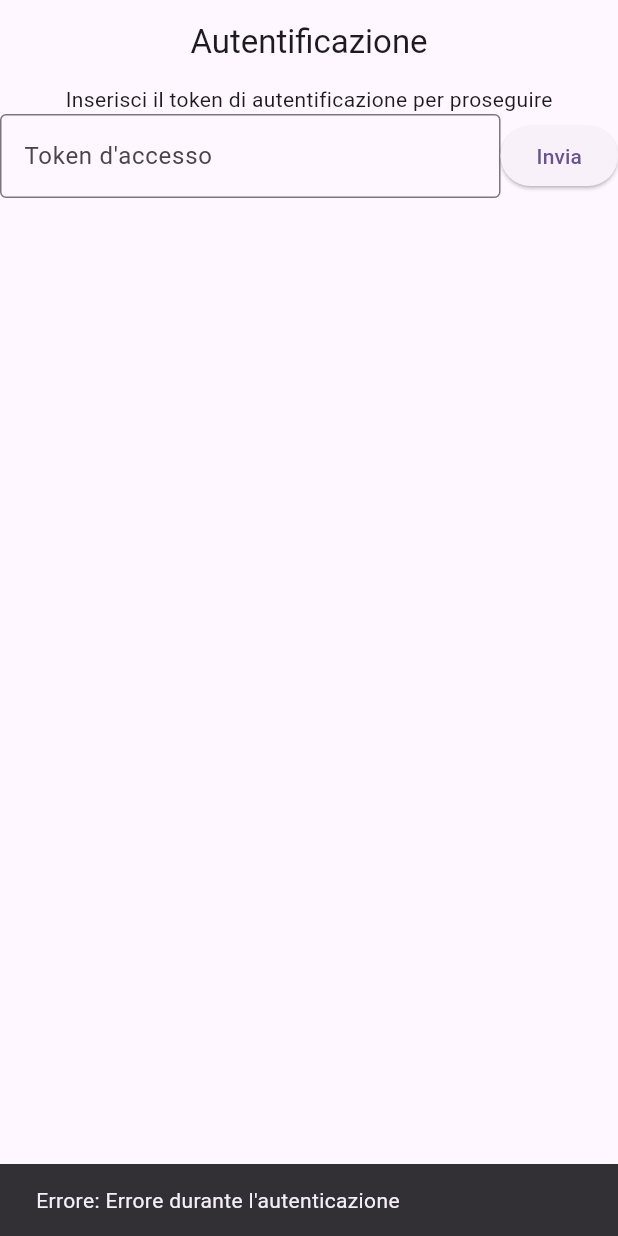
After one commit to gappppp/flappy_fortnet, a Flutter app: the screen it shows after launch, after a tap on "Invia", on a phone screen of 412 x 824 dp. The commit adds this screen. Run offline on Flutter 3.47's test engine with Material 3 defaults, Android fonts, the phone set to English and light mode, and no system bars.

Commit message:
fixed PATCH + into auth

```diff
--- a/lib/main.dart
+++ b/lib/main.dart
@@ -1,6 +1,7 @@
 import 'package:flappy_fortnet/model/likes.dart';
 import 'package:flappy_fortnet/model/posts.dart';
 import 'package:flappy_fortnet/model/utenti.dart';
+import 'package:flappy_fortnet/view/auth_screen.dart';
 import 'package:flappy_fortnet/view/create_screen.dart';
 import 'package:flappy_fortnet/view/delete_screen.dart';
 import 'package:flappy_fortnet/view/simple_menu_screen.dart';
@@ -15,9 +16,11 @@ void main() {
 class MyApp extends StatelessWidget {
   const MyApp({super.key});
 
+
   // This widget is the root of your application.
   @override
   Widget build(BuildContext context) {
+
     return MaterialApp(
       title: 'Flutter Demo',
       theme: ThemeData(
@@ -28,7 +31,8 @@ class MyApp extends StatelessWidget {
 
       // initialRoute: '/',
       routes: {
-        '/': (context) => SimpleMenuScreen(
+        '/': (context) => const AuthScreen(),
+          '/home': (context) => SimpleMenuScreen(
             title: "Home",
             menuDesc: "Scegli un opzione",
             options: Map.from(<String, String>{
--- a/lib/model/global.dart
+++ b/lib/model/global.dart
@@ -10,7 +10,9 @@ class Global {
 
   //private fields
   String _preferedLanguage = "json";
+  String _token = "";
 
+  // _preferedLanguage fns
   String getPreferedLanguage() {
     return _preferedLanguage;
   }
@@ -22,4 +24,22 @@ class Global {
       _preferedLanguage = "json";
     }
   }
+
+  //_token fns
+  String getToken() {
+    return _token;
+  }
+
+  bool isTokenValid() {
+    //todo
+    return _token != "";
+  }
+
+  void setToken(String token) {
+    _token = token;
+  }
+
+  void logout() {
+    _token = "";
+  }
 }
--- /dev/null
+++ b/lib/view/auth_screen.dart
@@ -0,0 +1,81 @@
+import 'package:flappy_fortnet/controller/fortservice.dart';
+import 'package:flappy_fortnet/model/global.dart';
+import 'package:flutter/material.dart';
+
+class AuthScreen extends StatefulWidget {
+  const AuthScreen({super.key});
+
+  @override
+  _AuthScreenState createState() => _AuthScreenState();
+}
+
+class _AuthScreenState extends State<AuthScreen> {
+  Global globalVars = Global();
+  TextEditingController inputController = TextEditingController();
+
+  @override
+  Widget build(BuildContext context) {
+    return Scaffold(
+      appBar: AppBar(
+        title: const Center(child: Text("Autentificazione")),
+      ),
+      body:
+        Column(
+          children: [
+            const Text("Inserisci il token di autentificazione per proseguire"),
+
+            const SizedBox(width: 8), //
+
+            Row(
+              children: [
+                Expanded(child: TextField(
+                  controller: inputController,
+                  decoration: const InputDecoration(
+                    labelText: "Token d'accesso",
+                    border: OutlineInputBorder(),
+                  ),
+                )),
+
+                ElevatedButton(//SAVE BTN
+                  onPressed: () async {
+                    if (inputController.text != "") {
+                      try {
+                        final bool isValidSSO = await Fortservice().isValidSSO(inputController.text);
+
+                        if (isValidSSO) {
+                          ScaffoldMessenger.of(context).showSnackBar(
+                            const SnackBar(content: Text("Login effettuato con successo!")),
+                          );
+
+                          setState(() {
+                            globalVars.setToken(inputController.text);
+                          });
+                          Navigator.popAndPushNamed(context, "/home");
+
+                        } else {
+                          ScaffoldMessenger.of(context).showSnackBar(
+                            const SnackBar(content: Text("Tentativo di login fallito!")),
+                          );
+                        }
+                      } catch (e) {
+                        ScaffoldMessenger.of(context).showSnackBar(
+                          SnackBar(content: Text(
+                            "Errore: ${e == 500 ? "Errore durante l'autenticazione" : e.toString()}"
+                          ))
+                        );
+                      }
+                    } else {
+                      ScaffoldMessenger.of(context).showSnackBar(
+                        const SnackBar(content: Text("Errore: Errore durante l'autenticazione"))
+                      );
+                    }
+                  },
+                  child: const Text("Invia"),
+                )
+              ],
+            )
+          ],
+        )
+    );
+  }
+}
```
Also changed, not shown: lib/controller/fortservice.dart (+138 -3 lines), lib/view/create_screen.dart (+12 -9 lines), lib/view/delete_screen.dart (+11 -3 lines), lib/view/read_screen.dart (+7 -2 lines), lib/view/simple_menu_screen.dart (+26 -2 lines), lib/view/update_screen.dart (+19 -92 lines), 1 other file. Lines whose indentation alone changed are shown as unchanged.
